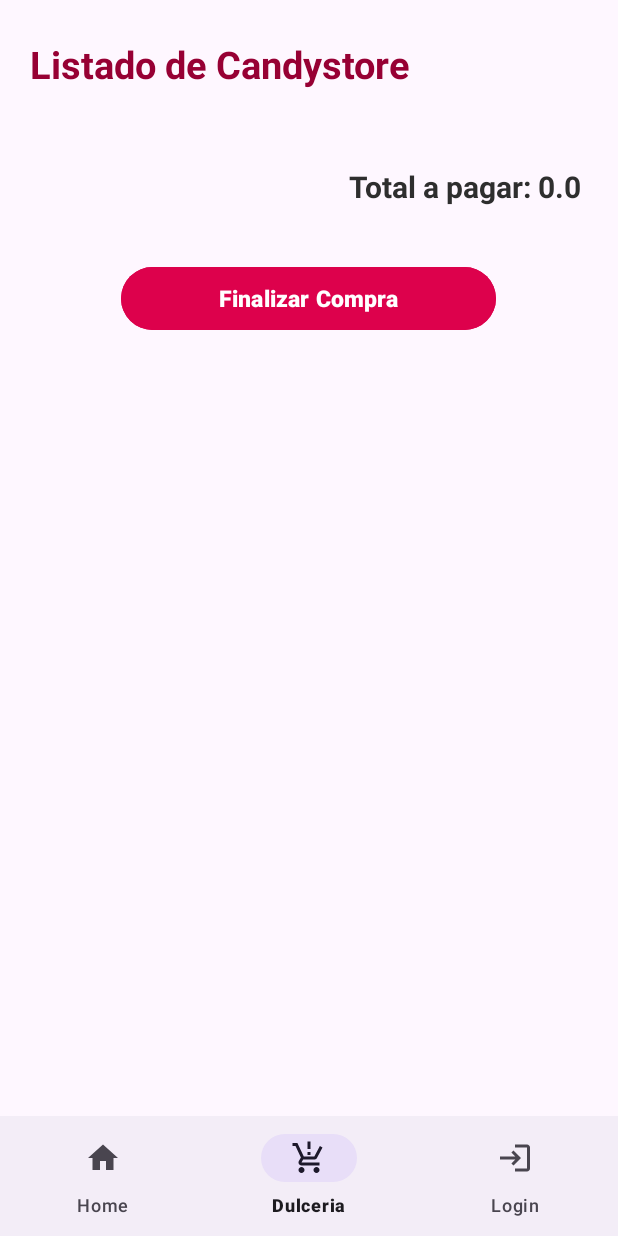
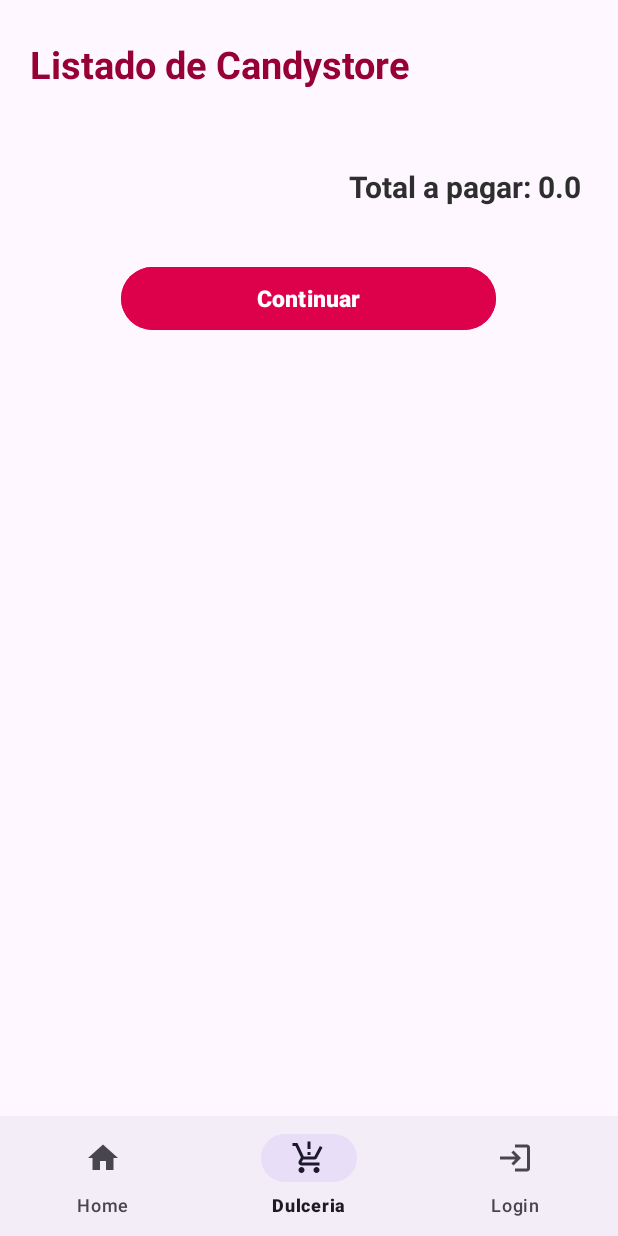
Before and after one commit to FrankTarco/retoAndroidCP, an Android app: the screen it shows after launch (MainActivity), item 2 of the bottom bar chosen, on a phone screen of 412 x 824 dp. Run offline under Robolectric (Android 15) with nearby library versions, the phone set to English and light mode, and no system bars; our stand-ins replace Firebase (no records; nobody signed in at launch, a user with empty details on screens opened directly); libraries missing offline, so code that uses them is left out: com.denzcoskun.imageslider; 3 statements that could not run were skipped.

```diff
--- a/app/src/main/java/com/example/proyectotrabajo/HomeFragment.java
+++ b/app/src/main/java/com/example/proyectotrabajo/HomeFragment.java
@@ -97,6 +97,7 @@ public class HomeFragment extends Fragment{
                         }
                         imageSlider.setImageList(imageList);
 
+
                         imageSlider.setItemClickListener(new ItemClickListener() {
                             @Override
                             public void onItemSelected(int i) {
--- a/app/src/main/res/layout/fragment_dulceria.xml
+++ b/app/src/main/res/layout/fragment_dulceria.xml
@@ -56,7 +56,7 @@
                     android:layout_height="50dp"
                     android:layout_gravity="center"
                     android:backgroundTint="#DD014C"
-                    android:text="Finalizar Compra"
+                    android:text="Continuar"
                     android:textColor="#FFFFFF"
                     android:textSize="15sp"
                     android:textStyle="bold" />
```
Also changed, not shown: app/src/main/res/layout/fragment_home.xml (+6 -1 lines).
